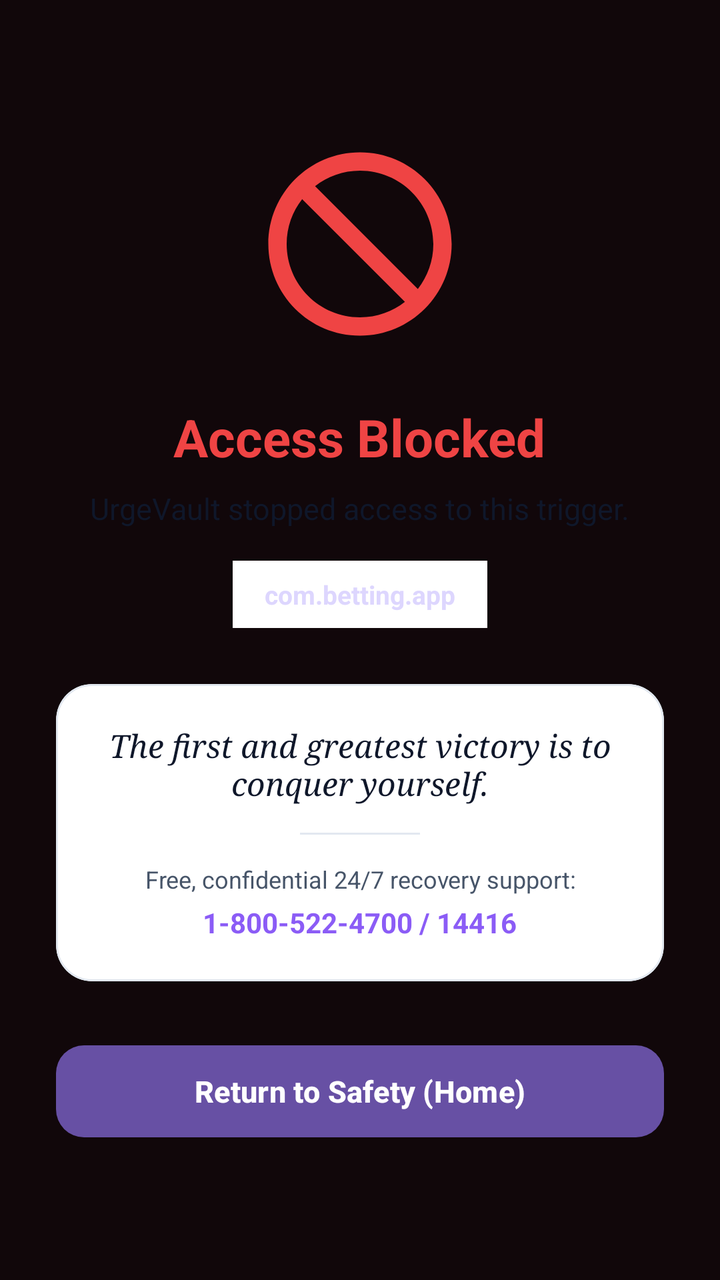
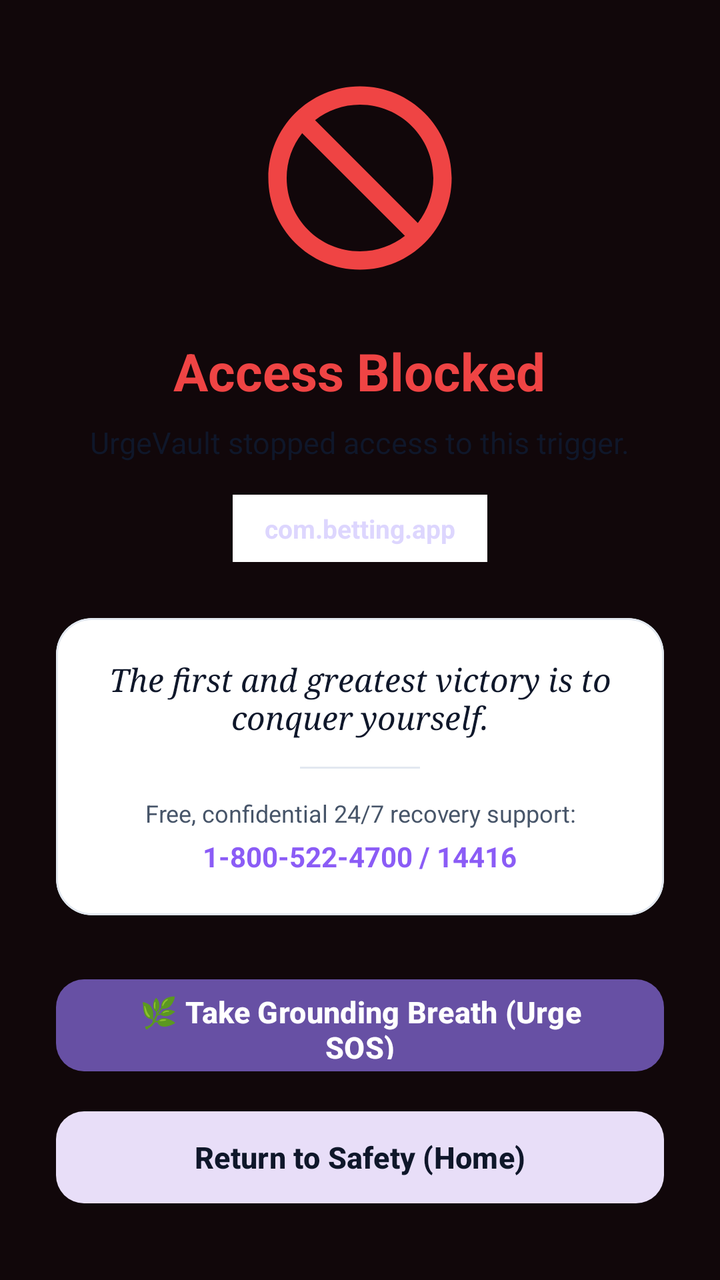

Two renders of the same Android screen: before a commit and after it. Below are the layout's source before the change and the commit's diff.
<!-- AndroidManifest.xml: activity theme Theme.BetShield.Fullscreen -->
<!-- res/layout/activity_blocked.xml -->
<?xml version="1.0" encoding="utf-8"?>
<LinearLayout xmlns:android="http://schemas.android.com/apk/res/android"
    xmlns:app="http://schemas.android.com/apk/res-auto"
    android:layout_width="match_parent"
    android:layout_height="match_parent"
    android:background="#11070A"
    android:gravity="center"
    android:orientation="vertical"
    android:padding="28dp">

    
    <ImageView
        android:id="@+id/ivBlockedIcon"
        android:layout_width="110dp"
        android:layout_height="110dp"
        android:layout_marginBottom="24dp"
        android:contentDescription="Blocked"
        android:src="@drawable/ic_block" />

    
    <TextView
        android:id="@+id/tvBlockedTitle"
        android:layout_width="wrap_content"
        android:layout_height="wrap_content"
        android:gravity="center"
        android:text="@string/blocked_title"
        android:textColor="@color/danger"
        android:textSize="26sp"
        android:textStyle="bold" />

    <TextView
        android:id="@+id/tvBlockedSubtitle"
        android:layout_width="wrap_content"
        android:layout_height="wrap_content"
        android:layout_marginTop="8dp"
        android:gravity="center"
        android:text="@string/blocked_subtitle"
        android:textColor="@color/text_primary"
        android:textSize="15sp" />

    
    <TextView
        android:id="@+id/tvBlockedTarget"
        android:layout_width="wrap_content"
        android:layout_height="wrap_content"
        android:layout_marginTop="16dp"
        android:background="@color/surface"
        android:paddingHorizontal="16dp"
        android:paddingVertical="8dp"
        android:text="com.betting.app"
        android:textColor="@color/primary_light"
        android:textSize="13sp"
        android:textStyle="bold" />

    
    <com.google.android.material.card.MaterialCardView
        android:layout_width="match_parent"
        android:layout_height="wrap_content"
        android:layout_marginVertical="28dp"
        app:cardBackgroundColor="@color/surface"
        app:cardCornerRadius="18dp"
        app:strokeColor="@color/card_stroke"
        app:strokeWidth="1dp">

        <LinearLayout
            android:layout_width="match_parent"
            android:layout_height="wrap_content"
            android:gravity="center"
            android:orientation="vertical"
            android:padding="20dp">

            <TextView
                android:id="@+id/tvQuote"
                android:layout_width="wrap_content"
                android:layout_height="wrap_content"
                android:fontFamily="serif"
                android:gravity="center"
                android:text="@string/blocked_quote"
                android:textColor="@color/text_primary"
                android:textSize="16sp"
                android:textStyle="italic" />

            <View
                android:layout_width="60dp"
                android:layout_height="1dp"
                android:layout_marginVertical="14dp"
                android:background="@color/card_stroke" />

            <TextView
                android:layout_width="wrap_content"
                android:layout_height="wrap_content"
                android:gravity="center"
                android:text="@string/blocked_helpline_text"
                android:textColor="@color/text_secondary"
                android:textSize="12sp" />

            <TextView
                android:id="@+id/tvHelpline"
                android:layout_width="wrap_content"
                android:layout_height="wrap_content"
                android:layout_marginTop="4dp"
                android:gravity="center"
                android:text="@string/blocked_helpline_number"
                android:textColor="@color/accent"
                android:textSize="14sp"
                android:textStyle="bold" />
        </LinearLayout>
    </com.google.android.material.card.MaterialCardView>

    
    <com.google.android.material.button.MaterialButton
        android:id="@+id/btnReturnHome"
        style="@style/Widget.Material3.Button"
        android:layout_width="match_parent"
        android:layout_height="54dp"
        android:text="@string/btn_return_home"
        android:textColor="@color/white"
        android:textSize="15sp"
        android:textStyle="bold"
        app:cornerRadius="14dp" />

</LinearLayout>
<!-- resources referenced by this layout -->
<resources>
  <color name="accent">#8B5CF6</color>
  <color name="card_stroke">#E2E8F0</color>
  <color name="danger">#EF4444</color>
  <color name="primary_light">#DDD6FE</color>
  <color name="surface">#FFFFFF</color>
  <color name="text_primary">#0F172A</color>
  <color name="text_secondary">#475569</color>
  <color name="white">#FFFFFF</color>
  <!-- drawable ic_block (drawable) -->
  <vector xmlns:android="http://schemas.android.com/apk/res/android"
      android:width="96dp"
      android:height="96dp"
      android:viewportWidth="24"
      android:viewportHeight="24">
      <path
          android:fillColor="@color/danger"
          android:pathData="M12,2C6.48,2 2,6.48 2,12s4.48,10 10,10 10,-4.48 10,-10S17.52,2 12,2zm0,18c-4.42,0 -8,-3.58 -8,-8 0,-1.85 0.63,-3.55 1.69,-4.9L16.9,18.31C15.55,19.37 13.85,20 12,20zm6.31,-3.1L7.1,5.69C8.45,4.63 10.15,4 12,4c4.42,0 8,3.58 8,8 0,1.85 -0.63,3.55 -1.69,4.9z"/>
  </vector>
  <string name="blocked_helpline_number">1-800-522-4700 / 14416</string>
  <string name="blocked_helpline_text">Free, confidential 24/7 recovery support:</string>
  <string name="blocked_quote">"The first and greatest victory is to conquer yourself."</string>
  <string name="blocked_subtitle">UrgeVault stopped access to this trigger.</string>
  <string name="blocked_title">Access Blocked</string>
  <string name="btn_return_home">Return to Safety (Home)</string>
  <style name="Theme.BetShield.Fullscreen" parent="Theme.Material3.DayNight.NoActionBar">
          <item name="android:windowBackground">@color/background</item>
          <item name="android:statusBarColor">@color/background</item>
          <item name="android:navigationBarColor">@color/background</item>
      </style>
  <color name="background">#F6F8FC</color>
</resources>

<!-- the commit's change to res/layout/activity_blocked.xml (unified diff, before → after) -->
@@ -109,14 +109,27 @@
 
     
     <com.google.android.material.button.MaterialButton
-        android:id="@+id/btnReturnHome"
+        android:id="@+id/btnUrgeSosGrounding"
         style="@style/Widget.Material3.Button"
         android:layout_width="match_parent"
         android:layout_height="54dp"
-        android:text="@string/btn_return_home"
+        android:layout_marginBottom="12dp"
+        android:text="🌿 Take Grounding Breath (Urge SOS)"
         android:textColor="@color/white"
         android:textSize="15sp"
         android:textStyle="bold"
         app:cornerRadius="14dp" />
 
+    
+    <com.google.android.material.button.MaterialButton
+        android:id="@+id/btnReturnHome"
+        style="@style/Widget.Material3.Button.TonalButton"
+        android:layout_width="match_parent"
+        android:layout_height="54dp"
+        android:text="@string/btn_return_home"
+        android:textColor="@color/text_primary"
+        android:textSize="15sp"
+        android:textStyle="bold"
+        app:cornerRadius="14dp" />
+
 </LinearLayout>
